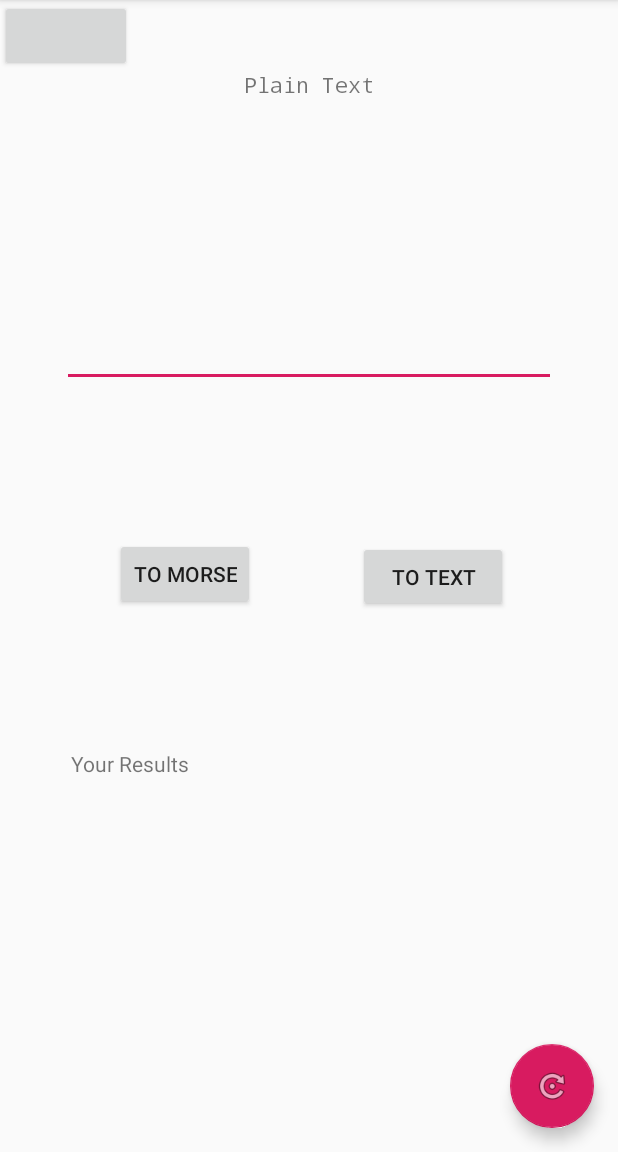
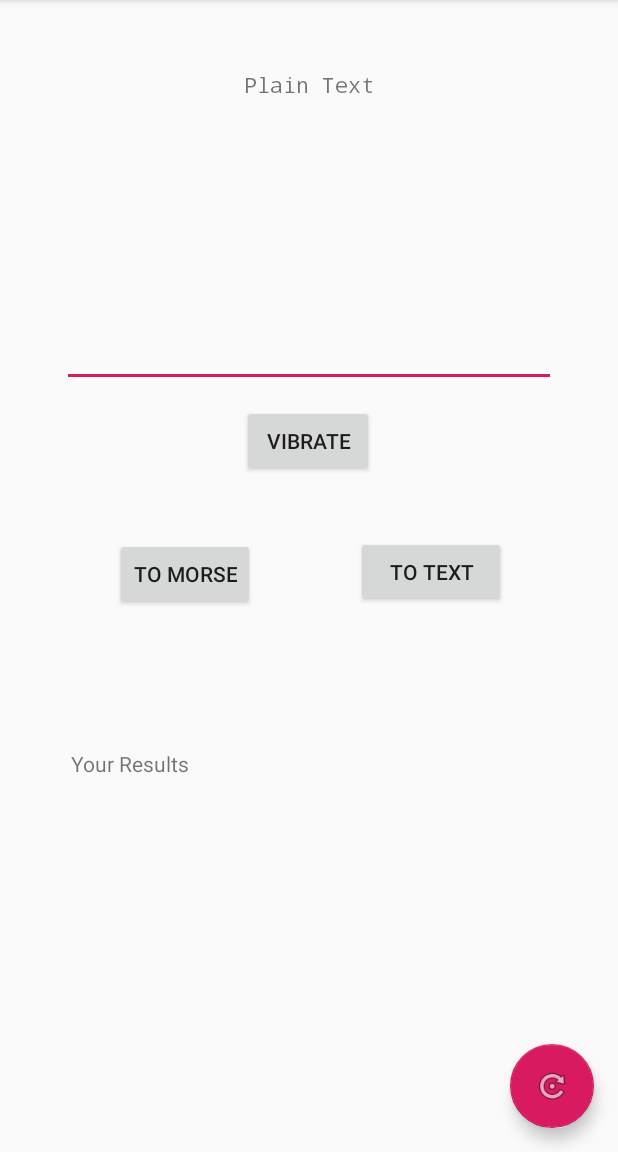
Before and after one commit to MrPintoo/MorseCode, an Android app: the screen it shows after launch (MainActivity), on a phone screen of 412 x 824 dp, the part 84-1236 px from its top. Run offline under Robolectric (Android 15) with nearby library versions, the phone set to English and light mode, and no system bars.

Commit message:
Vibration seems syntactically functional, but needs to be tested

```diff
--- a/app/src/main/java/com/myapplication/MainActivity.java
+++ b/app/src/main/java/com/myapplication/MainActivity.java
@@ -1,10 +1,6 @@
 package com.myapplication;
 
-import android.content.Context;
-import android.os.Build;
 import android.os.Bundle;
-import android.os.VibrationEffect;
-import android.os.Vibrator;
 import android.support.design.widget.FloatingActionButton;
 import android.support.design.widget.Snackbar;
 import android.util.Log;
@@ -23,17 +19,20 @@
 
 import com.myapplication.models.ConversionModel;
 import com.myapplication.networks.HTTPAsyncTask;
-import com.myapplication.networks.TextToMorseAsyncTask;
+import com.myapplication.networks.ConversionAsyncTask;
+import com.myapplication.utilities.Vibration;
+
 
 public class MainActivity extends AppCompatActivity implements NavigationView.OnNavigationItemSelectedListener {
 
     private Button toMorseButton;
     private Button toTextButton;
+    private Button toVibrate;
     private EditText inputToConvert;
     private TextView convertedText;
 
-    private Vibrator vibrator;
-
+    Vibration vibration;
+//    Vibrator vibrator;
     ConversionModel model;
 
     @Override
@@ -65,35 +64,38 @@
         });
 
         /*********************************************************************************/
-        /**                          TextToMorse Conversion Process                     **/
+        /**                               Conversion Process                            **/
         toMorseButton = (Button) findViewById(R.id.to_morse_button);
         inputToConvert = (EditText) findViewById(R.id.input_editText);
         convertedText = (TextView) findViewById(R.id.converted_text);
         toTextButton = (Button) findViewById(R.id.to_text_button);
+        toVibrate = (Button) findViewById(R.id.vibrate_btn);
 
-        vibrator = (Vibrator)getSystemService(Context.VIBRATOR_SERVICE);
-        final long[] pattern = {2000, 1000};
+//        vibrator = (Vibrator)getSystemService(Context.VIBRATOR_SERVICE);
+//        final long[] pattern = {2000, 1000};
 
         toMorseButton.setOnClickListener(new View.OnClickListener() {
             @Override
             public void onClick(View v) {
-                TextToMorseAsyncTask task = new TextToMorseAsyncTask();
-                task.setConversionListener(new TextToMorseAsyncTask.ConversionListener() {
+                ConversionAsyncTask task = new ConversionAsyncTask();
+                task.setConversionListener(new ConversionAsyncTask.ConversionListener() {
                     @Override
                     public void onConversionCallback(String response) {
                         model.setOutput(response);
                         convertedText.setText(model.getOutput());
 
-                        /** Vibration */
+//                        /** Vibration */
 //                        vibrator.vibrate(pattern, -1);
-
+//
 //                        if(Build.VERSION.SDK_INT >= Build.VERSION_CODES.O) {
-//                            vibrator.vibrate(VibrationEffect.createOneShot(500,VibrationEffect.DEFAULT_AMPLITUDE));
+//                            vibrator.vibrate(VibrationEffect.createOneShot(500, VibrationEffect.DEFAULT_AMPLITUDE));
+//                            Log.e("vibrated", "createOneShot");
 //                        }
 //                        else {
 //                            vibrator.vibrate(500);
+//                            Log.e("vibrated", "else statement");
 //                        }
-                        /**************/
+//                        /**************/
 
                     }
                 });
@@ -105,8 +107,8 @@
         toTextButton.setOnClickListener(new View.OnClickListener() {
             @Override
             public void onClick(View v) {
-                TextToMorseAsyncTask task = new TextToMorseAsyncTask();
-                task.setConversionListener(new TextToMorseAsyncTask.ConversionListener() {
+                ConversionAsyncTask task = new ConversionAsyncTask();
+                task.setConversionListener(new ConversionAsyncTask.ConversionListener() {
                     @Override
                     public void onConversionCallback(String response) {
                         model.setOutput(response);
@@ -115,6 +117,22 @@
                 });
                 model.setInput(inputToConvert.getText().toString());
                 task.execute(model.getInput(), model.getMorseToTextURL());
+            }
+        });
+
+        toVibrate.setOnClickListener(new View.OnClickListener() {
+            @Override
+            public void onClick(View v) {
+                ConversionAsyncTask task = new ConversionAsyncTask();
+                task.setConversionListener(new ConversionAsyncTask.ConversionListener() {
+                    @Override
+                    public void onConversionCallback(String response) {
+                        vibration.vibrate(getBaseContext(),response);
+                        Log.e("Vibration", "onConversionCallback");
+                    }
+                });
+                model.setInput(inputToConvert.getText().toString());
+                task.execute(model.getInput(),model.getTextToMorseURL());
             }
         });
 
--- a/app/src/main/java/com/myapplication/networks/TextToMorseAsyncTask.java
+++ b/app/src/main/java/com/myapplication/networks/ConversionAsyncTask.java
@@ -1,6 +1,7 @@
 package com.myapplication.networks;
 
 import android.os.AsyncTask;
+import android.util.Log;
 
 import com.myapplication.utilities.MorseParser;
 
@@ -8,7 +9,7 @@
 import org.json.JSONException;
 import org.json.JSONObject;
 
-public class TextToMorseAsyncTask extends AsyncTask<String, Void, String> {
+public class ConversionAsyncTask extends AsyncTask<String, Void, String> {
 
     private ConversionListener conversion;
 
@@ -21,7 +22,7 @@
             String result = MorseParser.translate(json, searchTerm);
             return result;
         }
-        return "Search Failed!";
+        return "ConversionAsyncTask: Error in resolving search term";
     }
 
     @Override
--- a/app/src/main/java/com/myapplication/utilities/MorseParser.java
+++ b/app/src/main/java/com/myapplication/utilities/MorseParser.java
@@ -29,7 +29,7 @@
                 return result;
             }
         } catch(JSONException e){
-                Log.e(TAG, "getMorse: error parsing JSON", e);
+                Log.e(TAG, "translate: error parsing JSON", e);
         }
         return "Failed!.";
     }
@@ -47,7 +47,7 @@
             }
             return morse;
         } catch (JSONException e) {
-            e.printStackTrace();
+            Log.e(TAG, "getMorse: error parsing JSON");
         }
         return "Failed!";
     }
@@ -76,7 +76,7 @@
             }
             return result;
         } catch (JSONException e) {
-            e.printStackTrace();
+            Log.e(TAG, "getText: error parsing JSON");
         }
         return "Failed!";
     }
--- a/app/src/main/res/layout/content_main.xml
+++ b/app/src/main/res/layout/content_main.xml
@@ -66,23 +66,37 @@
         android:id="@+id/to_text_button"
         android:layout_width="100dp"
         android:layout_height="47dp"
+        android:layout_marginStart="8dp"
+        android:layout_marginLeft="8dp"
+        android:layout_marginTop="8dp"
+        android:layout_marginEnd="8dp"
+        android:layout_marginRight="8dp"
         android:layout_marginBottom="8dp"
-        android:layout_marginEnd="8dp"
-        android:layout_marginLeft="8dp"
-        android:layout_marginRight="8dp"
-        android:layout_marginStart="8dp"
-        android:layout_marginTop="8dp"
         android:text="To text"
         app:layout_constraintBottom_toBottomOf="parent"
         app:layout_constraintEnd_toEndOf="parent"
-        app:layout_constraintHorizontal_bias="0.48"
+        app:layout_constraintHorizontal_bias="0.472"
         app:layout_constraintStart_toEndOf="@+id/to_morse_button"
-        app:layout_constraintTop_toTopOf="parent" />
+        app:layout_constraintTop_toTopOf="parent"
+        app:layout_constraintVertical_bias="0.496" />
 
     <Button
+        android:id="@+id/vibrate_btn"
         android:layout_width="wrap_content"
         android:layout_height="wrap_content"
-        android:id="@+id/vibrate_btn"/>
+        android:layout_marginStart="8dp"
+        android:layout_marginLeft="8dp"
+        android:layout_marginTop="8dp"
+        android:layout_marginEnd="8dp"
+        android:layout_marginRight="8dp"
+        android:layout_marginBottom="8dp"
+        app:layout_constraintBottom_toTopOf="@+id/converted_text"
+        app:layout_constraintEnd_toEndOf="parent"
+        app:layout_constraintHorizontal_bias="0.498"
+        app:layout_constraintStart_toStartOf="parent"
+        app:layout_constraintTop_toBottomOf="@+id/input_editText"
+        app:layout_constraintVertical_bias="0.024"
+        android:text="Vibrate"/>
 
     <TextView
         android:id="@+id/converted_text"
```
Also changed, not shown: app/src/main/java/com/myapplication/utilities/Vibration.java (added, +28 -0 lines).
